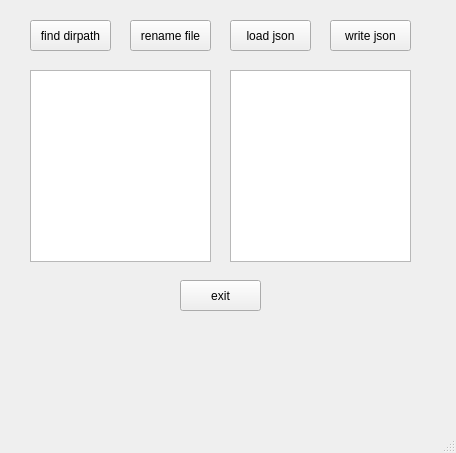
xuyihz/FileName, file Python/MainWin.ui: the form before one commit.
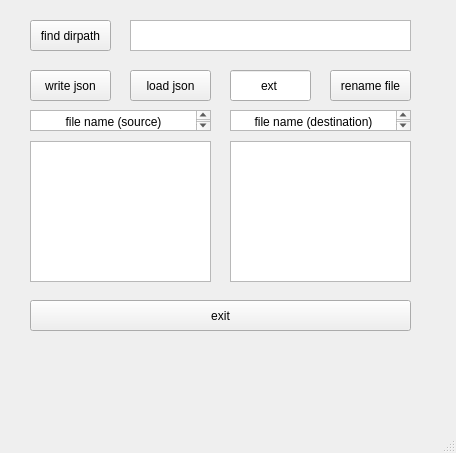
The form after the commit.

The edit to the form file:
```diff
--- a/Python/MainWin.ui
+++ b/Python/MainWin.ui
@@ -31,17 +31,17 @@
     <property name="geometry">
      <rect>
       <x>30</x>
-      <y>70</y>
+      <y>141</y>
       <width>181</width>
-      <height>192</height>
+      <height>141</height>
      </rect>
     </property>
    </widget>
    <widget class="QPushButton" name="pushButton_2">
     <property name="geometry">
      <rect>
-      <x>130</x>
-      <y>20</y>
+      <x>330</x>
+      <y>70</y>
       <width>81</width>
       <height>31</height>
      </rect>
@@ -53,8 +53,8 @@
    <widget class="QPushButton" name="pushButton_3">
     <property name="geometry">
      <rect>
-      <x>230</x>
-      <y>20</y>
+      <x>130</x>
+      <y>70</y>
       <width>81</width>
       <height>31</height>
      </rect>
@@ -66,8 +66,8 @@
    <widget class="QPushButton" name="pushButton_4">
     <property name="geometry">
      <rect>
-      <x>330</x>
-      <y>20</y>
+      <x>30</x>
+      <y>70</y>
       <width>81</width>
       <height>31</height>
      </rect>
@@ -80,18 +80,18 @@
     <property name="geometry">
      <rect>
       <x>230</x>
-      <y>70</y>
+      <y>141</y>
       <width>181</width>
-      <height>192</height>
+      <height>141</height>
      </rect>
     </property>
    </widget>
    <widget class="QPushButton" name="CloseWinBtn">
     <property name="geometry">
      <rect>
-      <x>180</x>
-      <y>280</y>
-      <width>81</width>
+      <x>30</x>
+      <y>300</y>
+      <width>381</width>
       <height>31</height>
      </rect>
     </property>
@@ -99,6 +99,73 @@
      <string>exit</string>
     </property>
    </widget>
+   <widget class="QTextBrowser" name="textBrowser_dir">
+    <property name="geometry">
+     <rect>
+      <x>130</x>
+      <y>20</y>
+      <width>281</width>
+      <height>31</height>
+     </rect>
+    </property>
+    <property name="html">
+     <string>&lt;!DOCTYPE HTML PUBLIC &quot;-//W3C//DTD HTML 4.0//EN&quot; &quot;http://www.w3.org/TR/REC-html40/strict.dtd&quot;&gt;
+&lt;html&gt;&lt;head&gt;&lt;meta name=&quot;qrichtext&quot; content=&quot;1&quot; /&gt;&lt;style type=&quot;text/css&quot;&gt;
+p, li { white-space: pre-wrap; }
+&lt;/style&gt;&lt;/head&gt;&lt;body style=&quot; font-family:'SimSun'; font-size:9pt; font-weight:400; font-style:normal;&quot;&gt;
+&lt;p align=&quot;center&quot; style=&quot;-qt-paragraph-type:empty; margin-top:0px; margin-bottom:0px; margin-left:0px; margin-right:0px; -qt-block-indent:0; text-indent:0px; font-family:'SimSun';&quot;&gt;&lt;br /&gt;&lt;/p&gt;&lt;/body&gt;&lt;/html&gt;</string>
+    </property>
+   </widget>
+   <widget class="QTextBrowser" name="textBrowser_src">
+    <property name="geometry">
+     <rect>
+      <x>30</x>
+      <y>110</y>
+      <width>181</width>
+      <height>21</height>
+     </rect>
+    </property>
+    <property name="html">
+     <string>&lt;!DOCTYPE HTML PUBLIC &quot;-//W3C//DTD HTML 4.0//EN&quot; &quot;http://www.w3.org/TR/REC-html40/strict.dtd&quot;&gt;
+&lt;html&gt;&lt;head&gt;&lt;meta name=&quot;qrichtext&quot; content=&quot;1&quot; /&gt;&lt;style type=&quot;text/css&quot;&gt;
+p, li { white-space: pre-wrap; }
+&lt;/style&gt;&lt;/head&gt;&lt;body style=&quot; font-family:'SimSun'; font-size:9pt; font-weight:400; font-style:normal;&quot;&gt;
+&lt;p align=&quot;center&quot; style=&quot; margin-top:0px; margin-bottom:0px; margin-left:0px; margin-right:0px; -qt-block-indent:0; text-indent:0px;&quot;&gt;&lt;span style=&quot; font-family:'SimSun';&quot;&gt;file name (source)&lt;/span&gt;&lt;/p&gt;&lt;/body&gt;&lt;/html&gt;</string>
+    </property>
+   </widget>
+   <widget class="QTextBrowser" name="textBrowser_des">
+    <property name="geometry">
+     <rect>
+      <x>230</x>
+      <y>110</y>
+      <width>181</width>
+      <height>21</height>
+     </rect>
+    </property>
+    <property name="html">
+     <string>&lt;!DOCTYPE HTML PUBLIC &quot;-//W3C//DTD HTML 4.0//EN&quot; &quot;http://www.w3.org/TR/REC-html40/strict.dtd&quot;&gt;
+&lt;html&gt;&lt;head&gt;&lt;meta name=&quot;qrichtext&quot; content=&quot;1&quot; /&gt;&lt;style type=&quot;text/css&quot;&gt;
+p, li { white-space: pre-wrap; }
+&lt;/style&gt;&lt;/head&gt;&lt;body style=&quot; font-family:'SimSun'; font-size:9pt; font-weight:400; font-style:normal;&quot;&gt;
+&lt;p align=&quot;center&quot; style=&quot; margin-top:0px; margin-bottom:0px; margin-left:0px; margin-right:0px; -qt-block-indent:0; text-indent:0px;&quot;&gt;&lt;span style=&quot; font-family:'SimSun';&quot;&gt;file name (destination)&lt;/span&gt;&lt;/p&gt;&lt;/body&gt;&lt;/html&gt;</string>
+    </property>
+   </widget>
+   <widget class="QLineEdit" name="lineEdit_ext">
+    <property name="geometry">
+     <rect>
+      <x>230</x>
+      <y>70</y>
+      <width>81</width>
+      <height>31</height>
+     </rect>
+    </property>
+    <property name="text">
+     <string>ext</string>
+    </property>
+    <property name="alignment">
+     <set>Qt::AlignCenter</set>
+    </property>
+   </widget>
   </widget>
   <widget class="QMenuBar" name="menubar">
    <property name="geometry">
```
Left out of the diff: 27 changed lines with no effect on the pictures.
